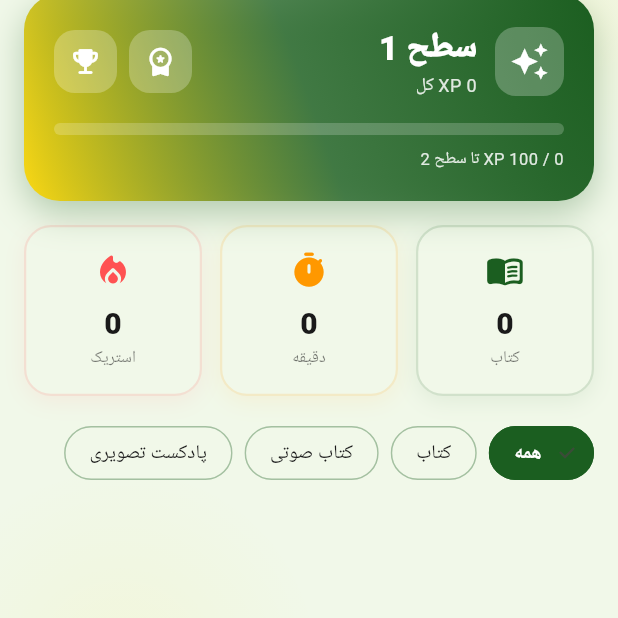
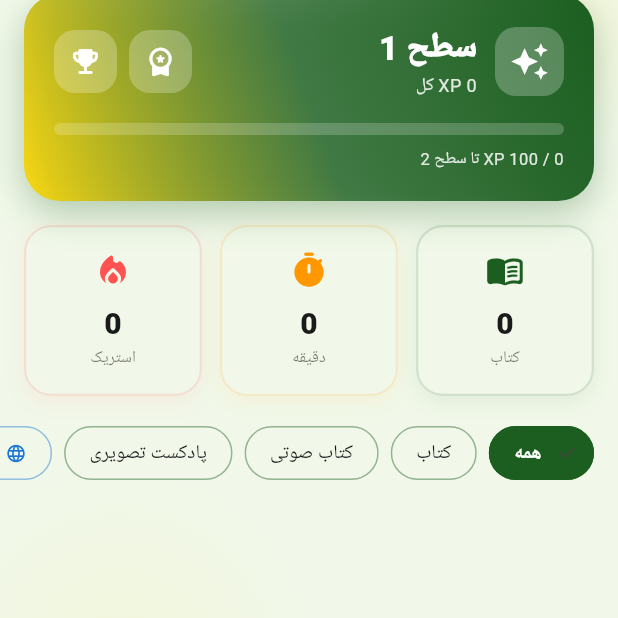
Before and after one commit to Parsaava1112/Shahid-lib, a Flutter app: the HomeScreen screen opened directly, scrolled down 100 dp, on a phone screen of 412 x 824 dp, the top half of it. Run offline on Flutter 3.47's test engine with Material 3 defaults, Android fonts, the phone set to English and light mode, and no system bars; drawn by our look-alikes of flutter_animate; our stand-ins replace dio, flutter_riverpod, google_fonts, just_audio, just_audio_background, shared_preferences and 1 more; missing offline and left inert: awesome_video_player, flutter_offline_sync_manager, pdfrx; accounts and stored records are empty; network calls fail; Roboto replaces fonts that are missing (Vazirmatn).

Commit message:
Update home_screen.dart

```diff
--- a/lib/presentation/screens/home_screen.dart
+++ b/lib/presentation/screens/home_screen.dart
@@ -33,11 +33,13 @@ class _HomeScreenState extends State<HomeScreen> {
   bool _loading = true;
   String _selectedCategory = 'همه';
 
+  // 👇 اضافه شدن «کتاب انگلیسی» به لیست دسته‌بندی‌ها
   final List<String> _categories = [
     'همه',
     'کتاب',
     'کتاب صوتی',
     'پادکست تصویری',
+    'کتاب انگلیسی',
   ];
 
   @override
@@ -97,9 +99,15 @@ class _HomeScreenState extends State<HomeScreen> {
     }
   }
 
+  // 👇 فیلتر بر اساس دسته‌بندی جدید
   void _applyFilter() {
     if (_selectedCategory == 'همه') {
       _filteredBooks = List.from(_books);
+    } else if (_selectedCategory == 'کتاب انگلیسی') {
+      // فیلتر بر اساس زبان انگلیسی
+      _filteredBooks = _books
+          .where((b) => b.language == 'en')
+          .toList();
     } else {
       final type = _getTypeFromCategory(_selectedCategory);
       _filteredBooks = _books.where((b) => b.type == type).toList();
@@ -530,24 +538,44 @@ class _HomeScreenState extends State<HomeScreen> {
           itemBuilder: (context, i) {
             final cat = _categories[i];
             final active = _selectedCategory == cat;
+            final isEnglish = cat == 'کتاب انگلیسی';
+
+            // 👇 رنگ متفاوت برای کتاب انگلیسی
+            final activeColor = isEnglish
+                ? const Color(0xFF1976D2)
+                : theme.colorScheme.primary;
+
             return Padding(
               padding: const EdgeInsets.only(left: 8, top: 8, bottom: 8),
               child: ChoiceChip(
-                label: Text(cat),
+                label: Row(
+                  mainAxisSize: MainAxisSize.min,
+                  children: [
+                    // آیکون برای کتاب انگلیسی
+                    if (isEnglish) ...[
+                      Icon(
+                        Icons.language_rounded,
+                        size: 14,
+                        color: active ? Colors.white : activeColor,
+                      ),
+                      const SizedBox(width: 4),
+                    ],
+                    Text(cat),
+                  ],
+                ),
                 selected: active,
                 onSelected: (_) => _filterBooks(cat),
                 labelStyle: GoogleFonts.vazirmatn(
-                  color:
-                      active ? Colors.white : theme.colorScheme.onSurface,
+                  color: active ? Colors.white : theme.colorScheme.onSurface,
                   fontWeight: active ? FontWeight.bold : FontWeight.normal,
                   fontSize: 13,
                 ),
-                selectedColor: theme.colorScheme.primary,
+                selectedColor: activeColor,
                 backgroundColor: theme.colorScheme.surface,
                 side: BorderSide(
                   color: active
-                      ? theme.colorScheme.primary
-                      : theme.colorScheme.primary.withOpacity(0.2),
+                      ? activeColor
+                      : activeColor.withOpacity(0.25),
                 ),
                 shape: RoundedRectangleBorder(
                   borderRadius: BorderRadius.circular(30),
@@ -570,12 +598,18 @@ class _HomeScreenState extends State<HomeScreen> {
           child: Column(
             mainAxisSize: MainAxisSize.min,
             children: [
-              Icon(Icons.menu_book_outlined,
+              Icon(
+                _selectedCategory == 'کتاب انگلیسی'
+                    ? Icons.translate_rounded
+                    : Icons.menu_book_outlined,
                 size: 80,
-                  color: theme.colorScheme.primary.withOpacity(0.3)),
+                color: theme.colorScheme.primary.withOpacity(0.3),
+              ),
               const SizedBox(height: 16),
               Text(
-                'کتابی یافت نشد',
+                _selectedCategory == 'کتاب انگلیسی'
+                    ? 'هنوز کتاب انگلیسی اضافه نشده'
+                    : 'کتابی یافت نشد',
                 style: GoogleFonts.vazirmatn(
                   fontSize: 16,
                   color: theme.colorScheme.onSurface.withOpacity(0.6),
@@ -637,6 +671,10 @@ class _BookCard extends StatelessWidget {
   });
 
   Color _color(ThemeData theme) {
+    // 👇 کتاب انگلیسی رنگ متفاوت
+    if (book.language == 'en') {
+      return const Color(0xFF1976D2);
+    }
     switch (book.type) {
       case 'pdf':
         return theme.colorScheme.primary;
@@ -653,6 +691,7 @@ class _BookCard extends StatelessWidget {
   Widget build(BuildContext context) {
     final theme = Theme.of(context);
     final color = _color(theme);
+    final isEnglish = book.language == 'en';
 
     return Padding(
       padding: const EdgeInsets.only(bottom: 14),
@@ -682,12 +721,47 @@ class _BookCard extends StatelessWidget {
               children: [
                 Hero(
                   tag: 'book_cover_${book.id}',
-                  child: BookCover(
+                  child: Stack(
+                    children: [
+                      BookCover(
                         book: book,
                         width: 64,
                         height: 84,
                         radius: 14,
                         baseUrl: ApiService.fileBaseUrl,
+                      ),
+                      // 👇 بج سطح برای کتاب‌های انگلیسی
+                      if (isEnglish && book.level != null)
+                        Positioned(
+                          bottom: 2,
+                          left: 2,
+                          child: Container(
+                            padding: const EdgeInsets.symmetric(
+                              horizontal: 5,
+                              vertical: 2,
+                            ),
+                            decoration: BoxDecoration(
+                              color: Color(book.levelColorValue),
+                              borderRadius: BorderRadius.circular(6),
+                              boxShadow: [
+                                BoxShadow(
+                                  color: Color(book.levelColorValue)
+                                      .withOpacity(0.5),
+                                  blurRadius: 4,
+                                ),
+                              ],
+                            ),
+                            child: Text(
+                              book.levelLabelFa,
+                              style: GoogleFonts.vazirmatn(
+                                fontSize: 8,
+                                fontWeight: FontWeight.bold,
+                                color: Colors.white,
+                              ),
+                            ),
+                          ),
+                        ),
+                    ],
                   ),
                 ),
                 const SizedBox(width: 14),
@@ -695,15 +769,29 @@ class _BookCard extends StatelessWidget {
                   child: Column(
                     crossAxisAlignment: CrossAxisAlignment.start,
                     children: [
-                      Text(
+                      Row(
+                        children: [
+                          if (isEnglish) ...[
+                            Icon(
+                              Icons.language_rounded,
+                              size: 14,
+                              color: color,
+                            ),
+                            const SizedBox(width: 4),
+                          ],
+                          Expanded(
+                            child: Text(
                               book.title,
-                        maxLines: 2,
+                              maxLines: 1,
                               overflow: TextOverflow.ellipsis,
                               style: GoogleFonts.vazirmatn(
                                 fontSize: 15,
                                 fontWeight: FontWeight.bold,
                                 color: theme.colorScheme.onSurface,
                               ),
+                            ),
+                          ),
+                        ],
                       ),
                       const SizedBox(height: 4),
                       Text(
```
Lines whose indentation alone changed are shown as unchanged.
